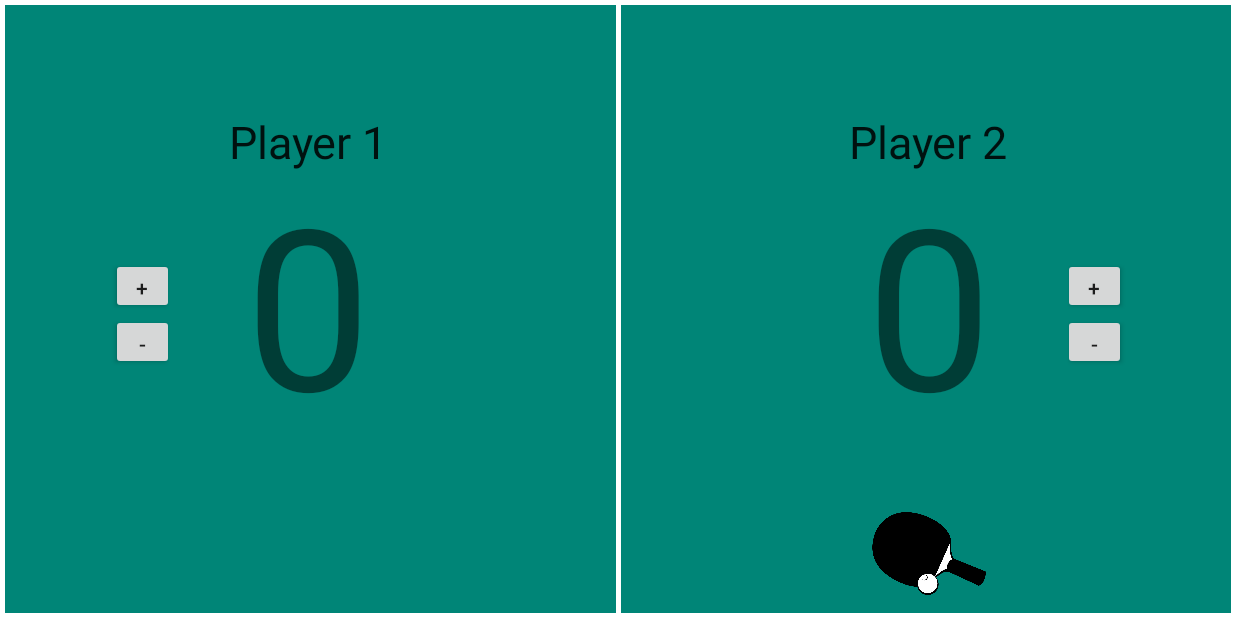
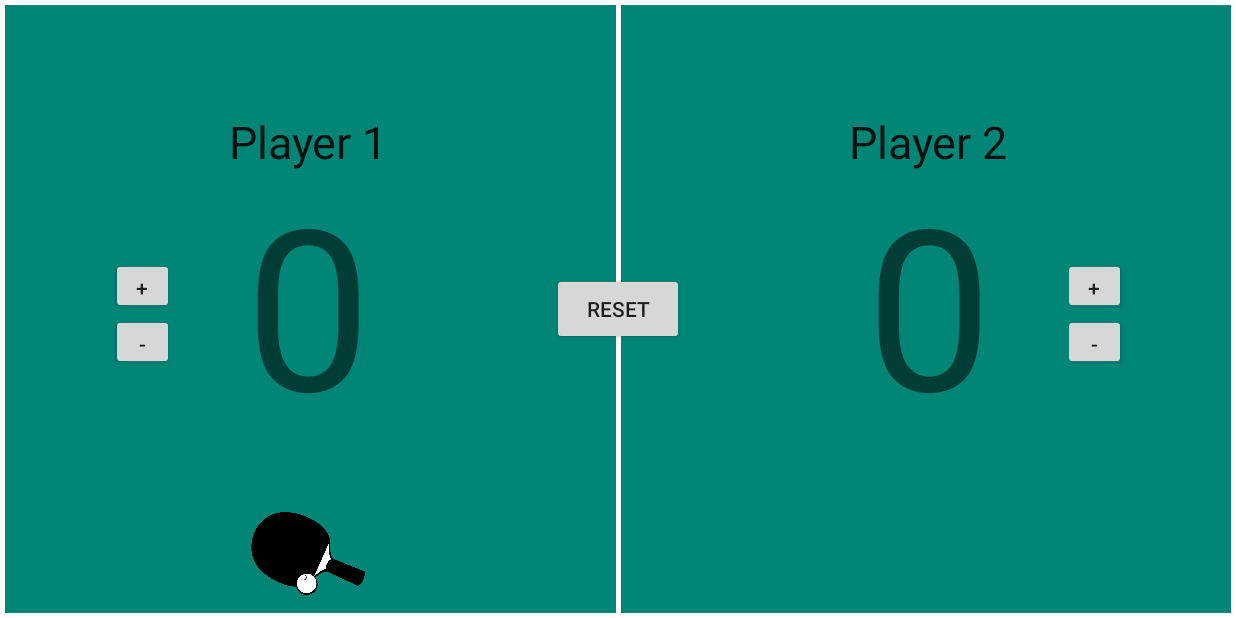
Before and after one commit to paullin03/PongMate, an Android app: the screen it shows after launch (MainActivity), on a phone screen of 824 x 412 dp (held sideways). Run offline under Robolectric (Android 15) with nearby library versions, the phone set to English and light mode, and no system bars.

Commit message:
Add reset button

```diff
--- a/app/src/main/java/com/example/android/pongmate/MainActivity.java
+++ b/app/src/main/java/com/example/android/pongmate/MainActivity.java
@@ -1,19 +1,22 @@
 package com.example.android.pongmate;
 
-import androidx.appcompat.app.AppCompatActivity;
 import android.os.Bundle;
 import android.view.View;
 import android.view.Window;
 import android.view.WindowManager;
+import android.widget.ImageView;
 import android.widget.TextView;
-import android.widget.ImageView;
+
+import androidx.appcompat.app.AppCompatActivity;
 
 import java.util.Random;
-import java.util.concurrent.TimeUnit;
 
 public class MainActivity extends AppCompatActivity {
-    private ImageView paddle_one, paddle_two;
+
+    private ImageView paddleOne, paddleTwo;
+
     TextView playerOneScore;
+
     TextView playerTwoScore;
 
     @Override
@@ -29,18 +32,10 @@ public class MainActivity extends AppCompatActivity {
         playerOneScore = findViewById(R.id.score_player_one);
         playerTwoScore = findViewById(R.id.score_player_two);
 
-        paddle_one = findViewById(R.id.paddle_img_1);
-        paddle_two = findViewById(R.id.paddle_img_2);
+        paddleOne = findViewById(R.id.paddle_img_1);
+        paddleTwo = findViewById(R.id.paddle_img_2);
 
-        Random rand = new Random();
-        int rand_val = rand.nextInt(2);
-
-        if (rand_val == 0) {
-            toggleImageVisibility(paddle_two);
-        }
-        else {
-            toggleImageVisibility(paddle_one);
-        }
+        setServer();
     }
 
     public void addPlayerOne(View view) {
@@ -49,10 +44,9 @@ public class MainActivity extends AppCompatActivity {
         switchServe();
     }
 
-
     public void minusPlayerOne(View view) {
         int val = Integer.parseInt(playerOneScore.getText().toString());
-        if (val > 0){
+        if (val > 0) {
             playerOneScore.setText(String.valueOf(val - 1));
             switchServe();
         }
@@ -72,22 +66,43 @@ public class MainActivity extends AppCompatActivity {
         }
     }
 
+    public void resetScore(View view) {
+        playerOneScore.setText("0");
+        playerTwoScore.setText("0");
+        setServer();
+    }
+
+    private void setServer() {
+        setNoServer();
+        int rand_val = new Random().nextInt(2);
+
+        if (rand_val == 0) {
+            toggleImageVisibility(paddleTwo);
+        } else {
+            toggleImageVisibility(paddleOne);
+        }
+    }
+
     private void switchServe() {
         int playerOne = Integer.parseInt(playerOneScore.getText().toString());
         int playerTwo = Integer.parseInt(playerTwoScore.getText().toString());
-        if((playerOne + playerTwo) % 2 == 0){
-            toggleImageVisibility(paddle_one);
-            toggleImageVisibility(paddle_two);
+        if ((playerOne + playerTwo) % 2 == 0) {
+            toggleImageVisibility(paddleOne);
+            toggleImageVisibility(paddleTwo);
         }
     }
 
     private void toggleImageVisibility(ImageView paddle) {
         if (paddle.getVisibility() == View.VISIBLE) {
             paddle.setVisibility(View.GONE);
-        }
-        else {
+        } else {
             paddle.setVisibility(View.VISIBLE);
         }
     }
 
+    private void setNoServer() {
+        paddleOne.setVisibility(View.GONE);
+        paddleTwo.setVisibility(View.GONE);
+    }
+
 }
--- a/app/src/main/res/layout/activity_main.xml
+++ b/app/src/main/res/layout/activity_main.xml
@@ -73,6 +73,7 @@
         android:layout_height="wrap_content"
         android:background="@null"
         android:cursorVisible="false"
+        android:inputType="textPersonName"
         android:text="Player 1"
         android:textSize="30sp"
         app:layout_constraintBottom_toBottomOf="parent"
@@ -131,6 +132,7 @@
         android:layout_height="wrap_content"
         android:background="@null"
         android:cursorVisible="false"
+        android:inputType="textPersonName"
         android:text="Player 2"
         android:textSize="30sp"
         app:layout_constraintBottom_toBottomOf="parent"
@@ -173,7 +175,7 @@
         android:text="-"
         app:layout_constraintBottom_toBottomOf="parent"
         app:layout_constraintEnd_toEndOf="parent"
-        app:layout_constraintHorizontal_bias="0.801"
+        app:layout_constraintHorizontal_bias="0.8"
         app:layout_constraintStart_toEndOf="@+id/net"
         app:layout_constraintTop_toTopOf="@id/player_two"
         app:layout_constraintVertical_bias="0.45" />
@@ -200,4 +202,16 @@
         app:layout_constraintStart_toEndOf="@+id/net"
         app:srcCompat="@drawable/paddle" />
 
+    <Button
+        android:id="@+id/reset_button"
+        android:layout_width="wrap_content"
+        android:layout_height="wrap_content"
+        android:onClick="resetScore"
+        android:text="reset"
+        app:layout_constraintBottom_toBottomOf="parent"
+        app:layout_constraintEnd_toEndOf="parent"
+        app:layout_constraintHorizontal_bias="0.5"
+        app:layout_constraintStart_toStartOf="parent"
+        app:layout_constraintTop_toTopOf="parent" />
+
 </androidx.constraintlayout.widget.ConstraintLayout>
```
